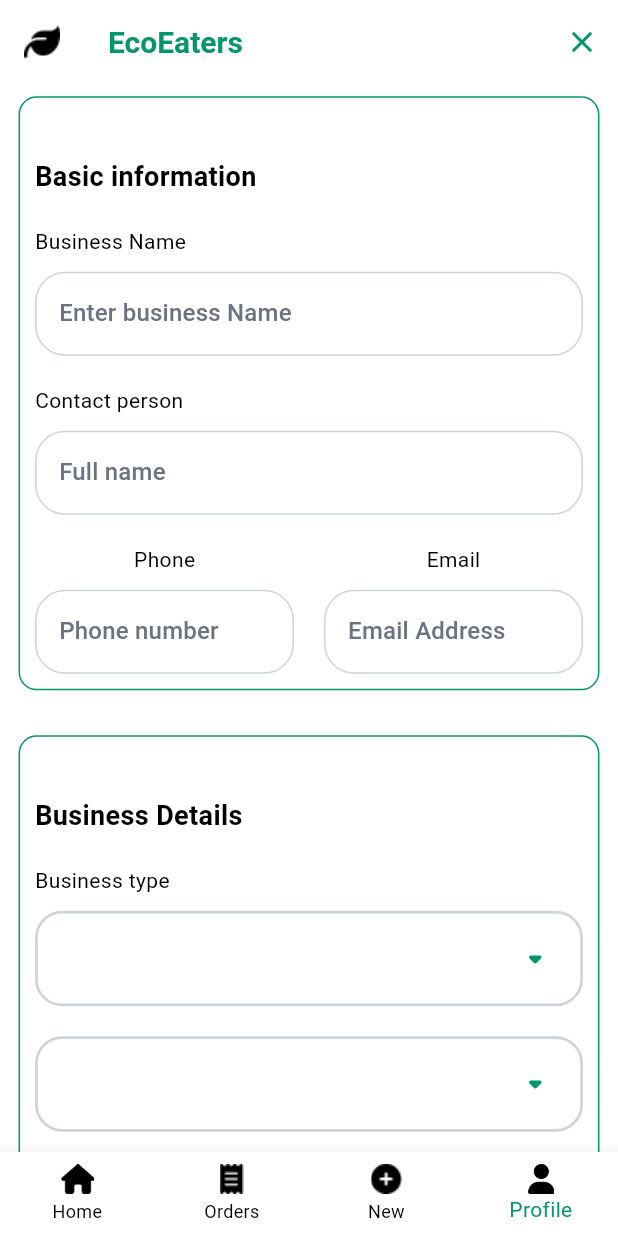
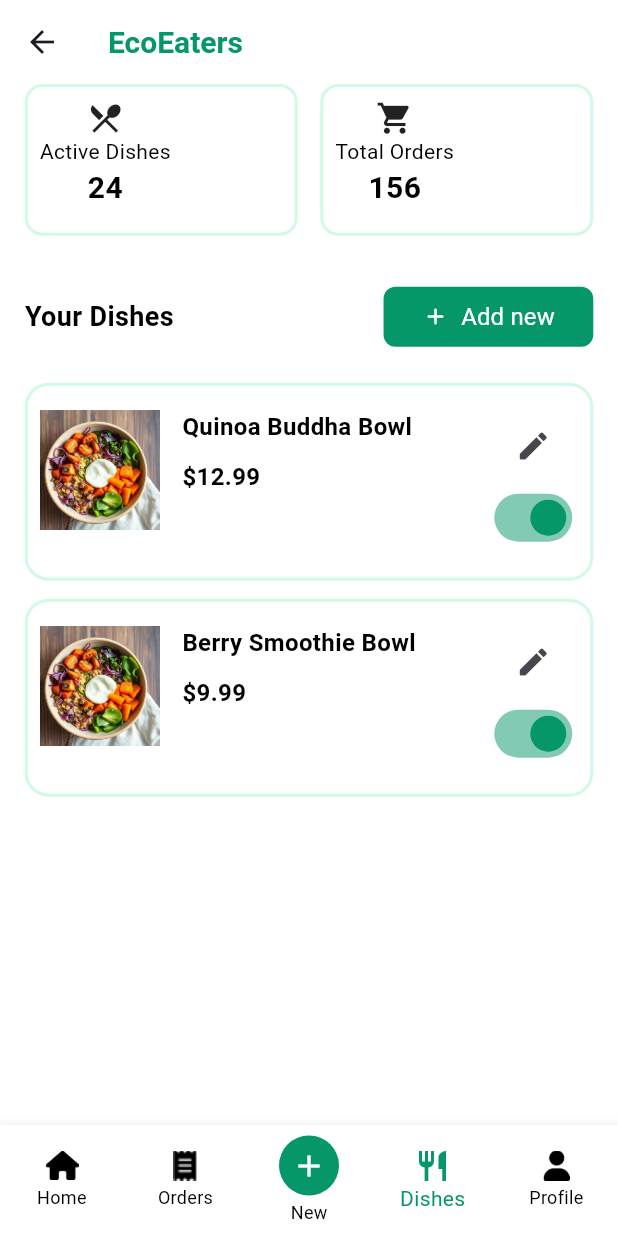
Before and after one commit to Faridaessam1/eco, a Flutter app: the LayOutViewSeller screen opened by its route, item 4 of the bottom bar chosen, on a phone screen of 412 x 824 dp. Run offline on Flutter 3.47's test engine with Material 3 defaults, Android fonts, the phone set to English and light mode, and no system bars; drawn by our look-alikes of animated_custom_dropdown; our stand-ins replace bot_toast, cloud_firestore, firebase_auth, firebase_core, flutter_easyloading, google_sign_in and 2 more; accounts and stored records are empty; generated files the repository leaves out were written again.

Commit message:
finish shahd ui

```diff
--- /dev/null
+++ b/lib/Data/seller_available_dish_data_model.dart
@@ -0,0 +1,11 @@
+class SellerAvailableDishDataModel {
+  final String dishImage;
+  final String dishName;
+  final String dishPrice;
+
+  const SellerAvailableDishDataModel({
+    required this.dishImage,
+    required this.dishName,
+    required this.dishPrice,
+  });
+}
--- /dev/null
+++ b/lib/ui/seller/seller available dish/seller_available_dish.dart
@@ -0,0 +1,141 @@
+import 'package:eco_eaters_app_3/core/constants/app_assets.dart';
+import 'package:eco_eaters_app_3/ui/seller/home/widgets/custom_text_button.dart';
+import 'package:eco_eaters_app_3/ui/seller/seller%20available%20dish/widgets/custom_available_dish_widget.dart';
+import 'package:flutter/material.dart';
+import '../../../Data/insights_data_model.dart';
+import '../../../Data/seller_available_dish_data_model.dart';
+import '../../../core/constants/app_colors.dart';
+import '../home/widgets/custom_insights_container.dart';
+
+class SellerAvailableDish extends StatefulWidget {
+  const SellerAvailableDish({super.key});
+
+  @override
+  State<SellerAvailableDish> createState() => _SellerAvailableDishState();
+}
+
+class _SellerAvailableDishState extends State<SellerAvailableDish> {
+  List<SellerAvailableDishDataModel> dishes = [
+    SellerAvailableDishDataModel(
+      dishImage: AppAssets.recentlyAddedImg,
+      dishName: "Quinoa Buddha Bowl",
+      dishPrice: "12.99",
+    ),
+    SellerAvailableDishDataModel(
+      dishImage:AppAssets.recentlyAddedImg,
+      dishName: "Berry Smoothie Bowl",
+      dishPrice: "9.99",
+    ),
+  ];
+
+  List<bool> availability = [];
+
+  List<InsightsDataModel> insights = [
+    const InsightsDataModel(
+      icon: Icons.local_dining,
+      title: "Active Dishes",
+      value: "24",
+    ),
+    const InsightsDataModel(
+      icon: Icons.shopping_cart,
+      title: "Total Orders",
+      value: "156",
+    ),
+  ];
+
+  @override
+  void initState() {
+    super.initState();
+    availability = List.generate(dishes.length, (index) => true);
+  }
+
+  @override
+  Widget build(BuildContext context) {
+    var mediaQuery = MediaQuery.of(context);
+
+    return Scaffold(
+      backgroundColor: AppColors.white,
+      appBar: AppBar(
+        backgroundColor: AppColors.white,
+        title: Text(
+          "EcoEaters",
+          style: TextStyle(
+            fontSize: 20,
+            fontWeight: FontWeight.w700,
+            color: AppColors.green,
+          ),
+        ),
+      ),
+      body: Padding(
+        padding: EdgeInsets.symmetric(horizontal: mediaQuery.size.width * 0.04),
+        child: SingleChildScrollView(
+          child: Column(
+            children: [
+              GridView.builder(
+                shrinkWrap: true,
+                physics: const NeverScrollableScrollPhysics(),
+                itemCount: insights.length,
+                gridDelegate: const SliverGridDelegateWithFixedCrossAxisCount(
+                  crossAxisCount: 2,
+                  crossAxisSpacing: 15,
+                  mainAxisSpacing: 15,
+                  childAspectRatio: 1.8,
+                ),
+                itemBuilder: (context, index) {
+                  return CustomInsightsContainer(
+                    icon: insights[index].icon,
+                    text: insights[index].title,
+                    number: insights[index].value,
+                  );
+                },
+              ),
+              const SizedBox(height: 30),
+              Row(
+                children: [
+                  const Text(
+                    "Your Dishes",
+                    style: TextStyle(
+                      color: AppColors.black,
+                      fontWeight: FontWeight.w600,
+                      fontSize: 18,
+                    ),
+                  ),
+                  const Spacer(),
+                  Expanded(
+                    child: CustomTextButton(
+                      text: "Add new",
+                      textColor: AppColors.white,
+                      buttonColor: AppColors.green,
+                      icon: Icons.add_rounded,
+                      iconColor: AppColors.white,
+                    ),
+                  ),
+                ],
+              ),
+              const SizedBox(height: 20),
+              ListView.builder(
+                shrinkWrap: true,
+                physics: const NeverScrollableScrollPhysics(),
+                itemCount: dishes.length,
+                itemBuilder: (context, index) {
+                  return Padding(
+                    padding: const EdgeInsets.only(bottom: 12.0),
+                    child: CustomAvailableDishWidget(
+                      availableDishDataModel: dishes[index],
+                      isAvailable: availability[index],
+                      onToggle: (value) {
+                        setState(() {
+                          availability[index] = value;
+                        });
+                      },
+                    ),
+                  );
+                },
+              ),
+            ],
+          ),
+        ),
+      ),
+    );
+  }
+}
--- /dev/null
+++ b/lib/ui/seller/seller available dish/widgets/custom_available_dish_widget.dart
@@ -0,0 +1,84 @@
+import 'package:flutter/material.dart';
+import '../../../../Data/seller_available_dish_data_model.dart';
+import '../../../../core/constants/app_colors.dart';
+
+class CustomAvailableDishWidget extends StatelessWidget {
+  final SellerAvailableDishDataModel availableDishDataModel;
+  final bool isAvailable;
+  final Function(bool) onToggle;
+
+  const CustomAvailableDishWidget({
+    super.key,
+    required this.availableDishDataModel,
+    required this.isAvailable,
+    required this.onToggle,
+  });
+
+  @override
+  Widget build(BuildContext context) {
+    var mediaQuery = MediaQuery.of(context);
+
+    return Container(
+      width: mediaQuery.size.width * 0.917,
+      padding: const EdgeInsets.symmetric(horizontal: 8, vertical: 16),
+      decoration: BoxDecoration(
+        borderRadius: BorderRadius.circular(16),
+        border: Border.all(
+          color: AppColors.lightMint,
+          width: 2,
+        ),
+      ),
+      child: Row(
+        crossAxisAlignment: CrossAxisAlignment.start,
+        children: [
+          Image.asset(
+            availableDishDataModel.dishImage,
+            width: 80,
+            height: 80,
+            fit: BoxFit.cover,
+          ),
+          const SizedBox(width: 15),
+          Expanded(
+            child: Column(
+              crossAxisAlignment: CrossAxisAlignment.start,
+              children: [
+                Text(
+                  availableDishDataModel.dishName,
+                  style: const TextStyle(
+                    color: AppColors.black,
+                    fontSize: 16,
+                    fontWeight: FontWeight.w600,
+                  ),
+                ),
+                const SizedBox(height: 10),
+                Text(
+                  "\$${availableDishDataModel.dishPrice}",
+                  style: const TextStyle(
+                    color: AppColors.black,
+                    fontSize: 16,
+                    fontWeight: FontWeight.w600,
+                  ),
+                ),
+              ],
+            ),
+          ),
+          Column(
+            children: [
+              IconButton(
+                icon: const Icon(Icons.edit_rounded),
+                onPressed: () {
+                  // Add edit functionality here
+                },
+              ),
+              Switch(
+                value: isAvailable,
+                onChanged: onToggle,
+                activeColor: AppColors.green,
+              ),
+            ],
+          ),
+        ],
+      ),
+    );
+  }
+}
--- a/lib/ui/seller/widgets/layout_view.dart
+++ b/lib/ui/seller/widgets/layout_view.dart
@@ -1,11 +1,12 @@
+import 'package:eco_eaters_app_3/ui/seller/home/home_view.dart';
+import 'package:eco_eaters_app_3/ui/seller/orders/orders_view.dart';
+import 'package:flutter/material.dart';
 
-import 'package:flutter/material.dart';
 import '../../../core/constants/app_assets.dart';
 import '../../../core/constants/app_colors.dart';
-import '../home/home_view.dart';
 import '../new dish/new_dish_view.dart';
-import '../orders/orders_view.dart';
 import '../profile/seller_profile_view.dart';
+import '../seller available dish/seller_available_dish.dart';
 
 class LayOutViewSeller extends StatefulWidget {
   const LayOutViewSeller({super.key});
@@ -15,18 +16,21 @@ class LayOutViewSeller extends StatefulWidget {
 }
 
 class _LayOutViewSellerState extends State<LayOutViewSeller> {
+  int selectedIndex = 0;
 
-  int selectedIndex=0;
-  List <Widget> tabs =[
-    const HomeView(),
-    const OrdersView(),
-    const NewDishView(),
-    const SellerProfileView()
+
+  List<Widget> tabs = [
+  const HomeView(),
+  const OrdersView(),
+  const NewDishView(),
+  const SellerAvailableDish(),
+  const SellerProfileView(),
   ];
 
   @override
   Widget build(BuildContext context) {
     return Scaffold(
+      body: tabs[selectedIndex],
       bottomNavigationBar: BottomNavigationBar(
         type: BottomNavigationBarType.fixed,
         backgroundColor: AppColors.white,
@@ -36,35 +40,41 @@ class _LayOutViewSellerState extends State<LayOutViewSeller> {
         onTap: _onButtonNavBarItemTapped,
         items: [
           BottomNavigationBarItem(
-            icon: Image.asset(AppAssets.homeIcon , width: 22.5, height: 20,),
+            icon: Image.asset(AppAssets.homeIcon, width: 22.5, height: 20),
             label: "Home",
-
-            //   label: AppLocalizations.of(context)!.home,
           ),
           BottomNavigationBarItem(
             icon: Image.asset(AppAssets.ordersIcon),
-            activeIcon: Image.asset(AppAssets.ordersIcon),
             label: "Orders",
           ),
           BottomNavigationBarItem(
-            icon: Image.asset(AppAssets.newIcon),
-            activeIcon: Image.asset(AppAssets.newIcon),
+            icon: Container(
+              width: 40,
+              height: 40,
+              decoration: const BoxDecoration(
+                color: AppColors.green,
+                shape: BoxShape.circle,
+              ),
+              child: const Icon(Icons.add, color: Colors.white),
+            ),
             label: "New",
           ),
+          const BottomNavigationBarItem(
+            icon: Icon(Icons.restaurant),
+            label: "Dishes",
+          ),
           BottomNavigationBarItem(
-              icon:Image.asset(AppAssets.profileIcon,  width: 22.5, height: 20,),
-              label: "Profile"
-            // label: AppLocalizations.of(context)!.profile,
+            icon: Image.asset(AppAssets.profileIcon, width: 22.5, height: 20),
+            label: "Profile",
           ),
-      ],
+        ],
       ),
-      body: tabs[selectedIndex],
     );
   }
 
-  _onButtonNavBarItemTapped(int index){
-    selectedIndex = index;
-    setState(() {});
+  _onButtonNavBarItemTapped(int index) {
+    setState(() {
+      selectedIndex = index;
+    });
   }
-
 }
```
Also changed, not shown: lib/ui/auth/login_screen.dart (+10 -4 lines), lib/ui/seller/profile/seller_profile_view.dart (+110 -0 lines).
